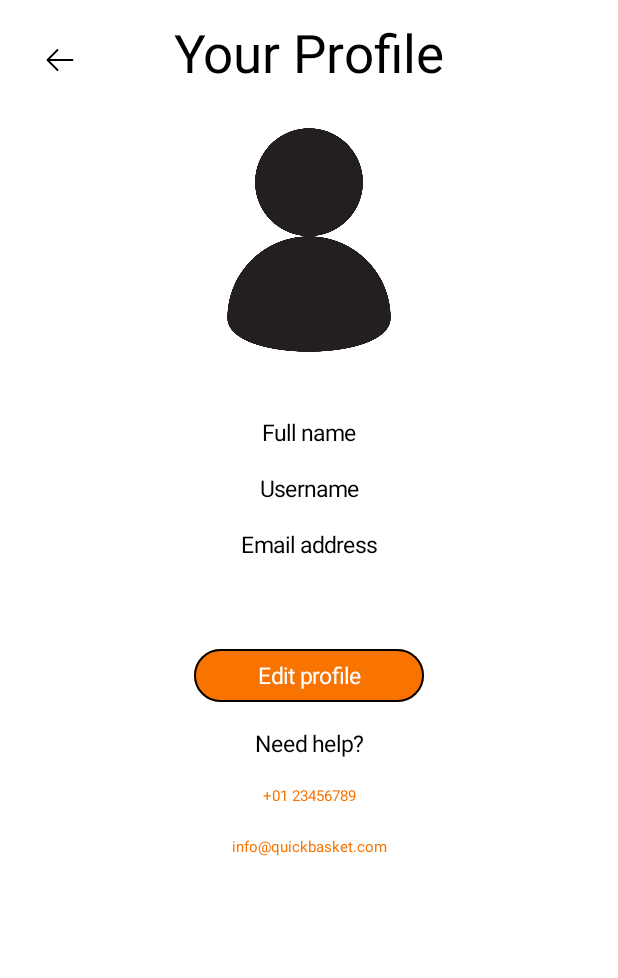
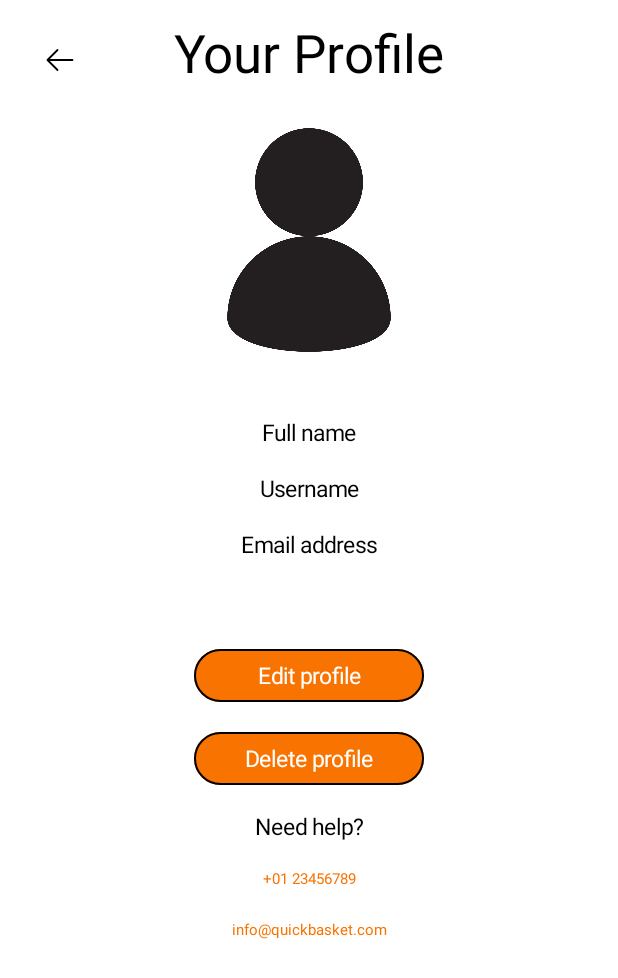
Before and after one commit to redhem-dev/mobile-programming-project, an Android app built with Jetpack Compose: the screen it shows after launch (MainActivity), on a phone screen of 412 x 824 dp. Shown: the top 978 px of the screen. Run offline under Robolectric (Android 15) with nearby library versions, the phone set to English and light mode, and no system bars.

Commit message:
Edit profile screen

```diff
--- a/app/src/main/java/com/example/quickbasket/ui/screen/CatalogueScreen.kt
+++ b/app/src/main/java/com/example/quickbasket/ui/screen/CatalogueScreen.kt
@@ -37,7 +37,7 @@ import androidx.compose.ui.unit.sp
 import com.example.quickbasket.R
 import com.example.quickbasket.ui.theme.Orange
 
-// zasad sve bana
+// zasad sve banane
 @Composable
 fun CatalogueScreen(modifier : Modifier = Modifier) {
 
--- a/app/src/main/java/com/example/quickbasket/ui/screen/ProfileScreen.kt
+++ b/app/src/main/java/com/example/quickbasket/ui/screen/ProfileScreen.kt
@@ -115,7 +115,9 @@ fun ProfileScreen(modifier: Modifier = Modifier) {
                     .align(Alignment.CenterHorizontally)
                     .requiredWidth(width = 153.dp)
                     .requiredHeight(height = 35.dp)
-            ) {
+            )
+
+            {
                 Row(
                     horizontalArrangement = Arrangement.spacedBy(10.dp, Alignment.CenterHorizontally),
                     verticalAlignment = Alignment.CenterVertically,
@@ -126,6 +128,34 @@ fun ProfileScreen(modifier: Modifier = Modifier) {
                 ) {
                     Text(
                         text = "Edit profile",
+                        color = Color.White,
+                        style = TextStyle(
+                            fontSize = 15.sp))
+                }
+            }
+            OutlinedButton(
+                onClick = { /* TODO handle click navigate to edit profile page */ },
+                shape = RoundedCornerShape(25.dp),
+                colors = ButtonDefaults.buttonColors(containerColor = Color(0xfff97300)),
+                contentPadding = PaddingValues(horizontal = 41.dp, vertical = 4.dp),
+                border = BorderStroke(1.dp, Color.Black),
+                modifier = Modifier
+                    .align(Alignment.CenterHorizontally)
+                    .requiredWidth(width = 153.dp)
+                    .requiredHeight(height = 35.dp)
+            )
+
+            {
+                Row(
+                    horizontalArrangement = Arrangement.spacedBy(10.dp, Alignment.CenterHorizontally),
+                    verticalAlignment = Alignment.CenterVertically,
+                    modifier = Modifier
+                        .align(Alignment.CenterVertically)
+                        .requiredWidth(width = 153.dp)
+                        .requiredHeight(height = 35.dp)
+                ) {
+                    Text(
+                        text = "Delete profile",
                         color = Color.White,
                         style = TextStyle(
                             fontSize = 15.sp))
--- a/app/src/main/java/com/example/quickbasket/ui/screen/SignupScreen.kt
+++ b/app/src/main/java/com/example/quickbasket/ui/screen/SignupScreen.kt
@@ -181,7 +181,7 @@ fun SignupScreen(modifier: Modifier = Modifier) {
             )
 
             Button(
-                onClick = { /* Handle log in click */ },
+                onClick = { /* TODO Handle log in click */ },
                 colors = ButtonDefaults.buttonColors(containerColor = Color.Transparent),
                 modifier = Modifier
 
```
Also changed, not shown: app/build.gradle.kts (+11 -0 lines), app/src/main/java/com/example/quickbasket/ui/screen/EditProfileScreen.kt (added, +145 -0 lines).
